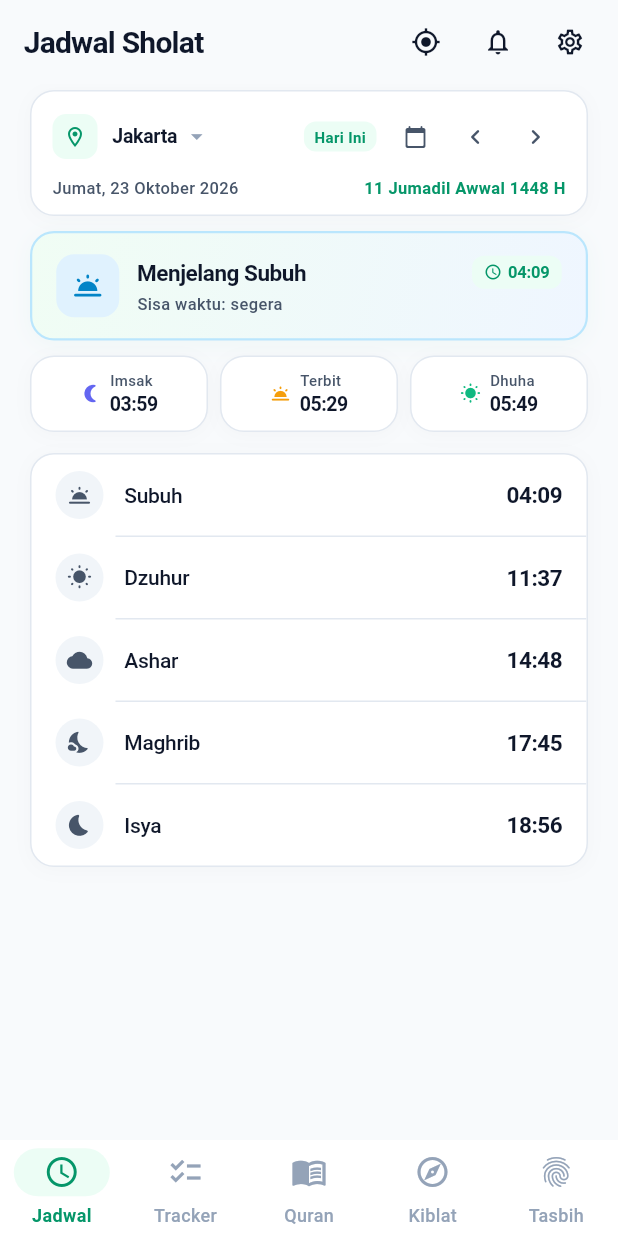
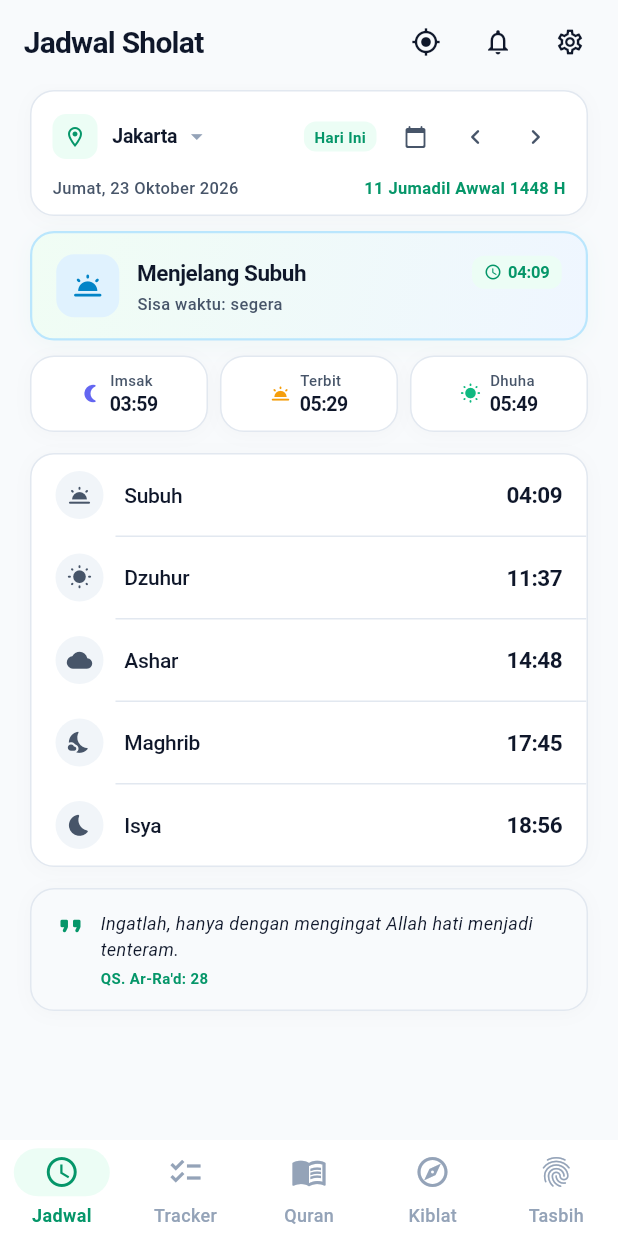
Before and after one commit to sukr02k/muslimin, a Flutter app: the screen it shows after launch, after a tap on "Jakarta", after a tap on the "calendar today" icon, after a tap on the "chevron left" icon, on a phone screen of 412 x 824 dp. Run offline on Flutter 3.47's test engine with Material 3 defaults, Android fonts, the phone set to English and light mode, and no system bars; our stand-ins replace adhan, drift, flutter_compass, flutter_local_notifications, flutter_riverpod, geocoding and 4 more; accounts and stored records are empty; generated files the repository leaves out were written again.

Commit message:
feat(ui): refine tracker with binary segmented buttons, add date spacing, and implement rotating daily reflection card

```diff
--- a/lib/src/core/theme/weekly_calendar_strip.dart
+++ b/lib/src/core/theme/weekly_calendar_strip.dart
@@ -116,21 +116,24 @@ class WeeklyCalendarStrip extends StatelessWidget {
 
           // Deretan 7 Pill Hari (Senin - Minggu)
           Row(
-            mainAxisAlignment: MainAxisAlignment.spaceBetween,
             children: [
-              for (final date in weekDays)
-                _DayPill(
-                  date: date,
-                  isSelected: date.year == selectedDate.year &&
-                      date.month == selectedDate.month &&
-                      date.day == selectedDate.day,
-                  isToday: date.year == today.year &&
-                      date.month == today.month &&
-                      date.day == today.day,
-                  weekdayLabel: _weekdayAbbr[date.weekday - 1],
-                  doneCount: completedCountsByDate[DateTime(date.year, date.month, date.day)],
-                  onTap: () => onDateSelected(date),
+              for (int i = 0; i < weekDays.length; i++) ...[
+                if (i > 0) const SizedBox(width: 6),
+                Expanded(
+                  child: _DayPill(
+                    date: weekDays[i],
+                    isSelected: weekDays[i].year == selectedDate.year &&
+                        weekDays[i].month == selectedDate.month &&
+                        weekDays[i].day == selectedDate.day,
+                    isToday: weekDays[i].year == today.year &&
+                        weekDays[i].month == today.month &&
+                        weekDays[i].day == today.day,
+                    weekdayLabel: _weekdayAbbr[weekDays[i].weekday - 1],
+                    doneCount: completedCountsByDate[DateTime(weekDays[i].year, weekDays[i].month, weekDays[i].day)],
+                    onTap: () => onDateSelected(weekDays[i]),
+                  ),
                 ),
+              ],
             ],
           ),
         ],
@@ -212,7 +215,6 @@ class _DayPill extends StatelessWidget {
         borderRadius: BorderRadius.circular(12),
         child: AnimatedContainer(
           duration: const Duration(milliseconds: 150),
-          width: 42,
           padding: const EdgeInsets.symmetric(vertical: 8),
           decoration: BoxDecoration(
             color: pillBg,
--- /dev/null
+++ b/lib/src/features/prayer_times/domain/daily_reflection.dart
@@ -0,0 +1,70 @@
+/// Kumpulan mutiara ayat & hadits seputar sholat dan ketenangan jiwa.
+/// Berganti secara otomatis dan deterministik setiap hari tanpa perlu koneksi internet.
+class DailyReflection {
+  const DailyReflection({
+    required this.text,
+    required this.source,
+  });
+
+  final String text;
+  final String source;
+
+  static const List<DailyReflection> _reflections = [
+    DailyReflection(
+      text: 'Sesungguhnya sholat itu adalah fardhu yang ditentukan waktunya atas orang-orang yang beriman.',
+      source: 'QS. An-Nisa: 103',
+    ),
+    DailyReflection(
+      text: 'Dan dirikanlah sholat untuk mengingat-Ku.',
+      source: 'QS. Thaha: 14',
+    ),
+    DailyReflection(
+      text: 'Amalan yang pertama kali dihisab dari seorang hamba pada hari kiamat adalah sholatnya.',
+      source: 'HR. Tirmidzi & Abu Dawud',
+    ),
+    DailyReflection(
+      text: 'Jadikanlah sabar dan sholat sebagai penolongmu.',
+      source: 'QS. Al-Baqarah: 45',
+    ),
+    DailyReflection(
+      text: 'Sesungguhnya sholat itu mencegah dari perbuatan keji dan mungkar.',
+      source: 'QS. Al-Ankabut: 45',
+    ),
+    DailyReflection(
+      text: 'Kesejukan dan ketenangan mataku dijadikan di dalam sholat.',
+      source: 'HR. An-Nasa\'i & Ahmad',
+    ),
+    DailyReflection(
+      text: 'Keadaan paling dekat antara seorang hamba dengan Tuhannya adalah ketika ia sedang sujud, maka perbanyaklah doa.',
+      source: 'HR. Muslim',
+    ),
+    DailyReflection(
+      text: 'Peliharalah semua sholatmu, dan peliharalah sholat wustha (Ashar). Berdirilah untuk Allah dengan khusyuk.',
+      source: 'QS. Al-Baqarah: 238',
+    ),
+    DailyReflection(
+      text: 'Barangsiapa menjaga sholat lima waktu, maka baginya cahaya, petunjuk, dan keselamatan pada hari kiamat.',
+      source: 'HR. Ahmad',
+    ),
+    DailyReflection(
+      text: 'Perumpamaan sholat lima waktu seperti sungai yang mengalir deras di depan pintu rumah salah seorang di antara kalian, ia mandi darinya lima kali sehari.',
+      source: 'HR. Muslim',
+    ),
+    DailyReflection(
+      text: 'Wahai orang-orang yang beriman! Ingatlah kepada Allah dengan mengingat nama-Nya sebanyak-banyaknya.',
+      source: 'QS. Al-Ahzab: 41',
+    ),
+    DailyReflection(
+      text: 'Ingatlah, hanya dengan mengingat Allah hati menjadi tenteram.',
+      source: 'QS. Ar-Ra\'d: 28',
+    ),
+  ];
+
+  /// Mengambil kutipan mutiara harian yang berganti deterministik berdasarkan tanggal [date].
+  static DailyReflection forDate(DateTime date) {
+    // Hitung hari Julian / epoch day agar setiap tanggal punya indeks mutiara tetap
+    final dayNumber = date.year * 365 + date.month * 31 + date.day;
+    final index = dayNumber % _reflections.length;
+    return _reflections[index];
+  }
+}
--- a/lib/src/features/prayer_times/presentation/prayer_times_screen.dart
+++ b/lib/src/features/prayer_times/presentation/prayer_times_screen.dart
@@ -9,6 +9,7 @@ import '../../../core/theme/shadcn_widgets.dart';
 import '../../adhan_reminder/presentation/reminder_controllers.dart';
 import '../../adhan_reminder/presentation/reminder_settings_sheet.dart';
 import '../domain/daily_prayer_times.dart';
+import '../domain/daily_reflection.dart';
 import '../domain/geo_location.dart';
 import '../domain/prayer_settings.dart';
 import 'prayer_times_controllers.dart';
@@ -109,7 +110,11 @@ class _PrayerTimesScreenState extends ConsumerState<PrayerTimesScreen> {
               timesAsync: timesAsync,
               nowUtc: _now.toUtc(),
             ),
-            const SizedBox(height: 16),
+            const SizedBox(height: 14),
+
+            // 5. Kartu Mutiara Renungan Harian (Berganti Otomatis Tiap Hari)
+            _DailyReflectionCard(date: ref.watch(selectedDateProvider)),
+            const SizedBox(height: 18),
           ],
         ),
       ),
@@ -636,6 +641,59 @@ class _PrayerRow extends StatelessWidget {
       };
 }
 
+class _DailyReflectionCard extends StatelessWidget {
+  const _DailyReflectionCard({required this.date});
+
+  final DateTime date;
+
+  @override
+  Widget build(BuildContext context) {
+    final reflection = DailyReflection.forDate(date);
+    final isDark = context.isDark;
+
+    return ShadcnCard(
+      padding: const EdgeInsets.symmetric(horizontal: 16, vertical: 14),
+      backgroundColor: isDark ? AppColors.darkSurfaceSubtle : AppColors.surfaceSubtle,
+      child: Row(
+        crossAxisAlignment: CrossAxisAlignment.start,
+        children: [
+          Icon(
+            Icons.format_quote_rounded,
+            size: 20,
+            color: isDark ? AppColors.darkOnPrimaryContainer : AppColors.primary,
+          ),
+          const SizedBox(width: 10),
+          Expanded(
+            child: Column(
+              crossAxisAlignment: CrossAxisAlignment.start,
+              children: [
+                Text(
+                  reflection.text,
+                  style: TextStyle(
+                    fontSize: 12,
+                    fontStyle: FontStyle.italic,
+                    height: 1.4,
+                    color: context.textPrimaryColor,
+                  ),
+                ),
+                const SizedBox(height: 4),
+                Text(
+                  reflection.source,
+                  style: TextStyle(
+                    fontSize: 10,
+                    fontWeight: FontWeight.w600,
+                    color: isDark ? AppColors.darkOnPrimaryContainer : AppColors.primary,
+                  ),
+                ),
+              ],
+            ),
+          ),
+        ],
+      ),
+    );
+  }
+}
+
 class _LocationError extends StatelessWidget {
   const _LocationError({required this.state});
 
--- a/lib/src/features/prayer_tracker/presentation/prayer_tracker_screen.dart
+++ b/lib/src/features/prayer_tracker/presentation/prayer_tracker_screen.dart
@@ -413,7 +413,7 @@ class _ShadcnSegmentedControl extends StatelessWidget {
               }
             },
           ),
-          const SizedBox(width: 2),
+          const SizedBox(width: 4),
           _SegmentButton(
             label: 'Lewat',
             icon: Icons.close_rounded,
@@ -425,21 +425,6 @@ class _ShadcnSegmentedControl extends StatelessWidget {
                 onClear();
               } else {
                 onSelect(PrayerStatus.missed);
-              }
-            },
-          ),
-          const SizedBox(width: 2),
-          _SegmentButton(
-            label: 'Qada',
-            icon: Icons.replay_rounded,
-            isSelected: current == PrayerStatus.qada,
-            activeColor: AppColors.warning,
-            activeBg: activeBtnBg,
-            onTap: () {
-              if (current == PrayerStatus.qada) {
-                onClear();
-              } else {
-                onSelect(PrayerStatus.qada);
               }
             },
           ),
@@ -479,7 +464,7 @@ class _SegmentButton extends StatelessWidget {
         child: AnimatedContainer(
           duration: const Duration(milliseconds: 150),
           curve: Curves.easeOut,
-          padding: const EdgeInsets.symmetric(horizontal: 8, vertical: 5),
+          padding: const EdgeInsets.symmetric(horizontal: 10, vertical: 6),
           decoration: BoxDecoration(
             color: isSelected ? activeBg : Colors.transparent,
             borderRadius: BorderRadius.circular(7),
```
Also changed, not shown: .jadwal_reflection_screen.png (added), .tracker_binary_perfect.png (added).
